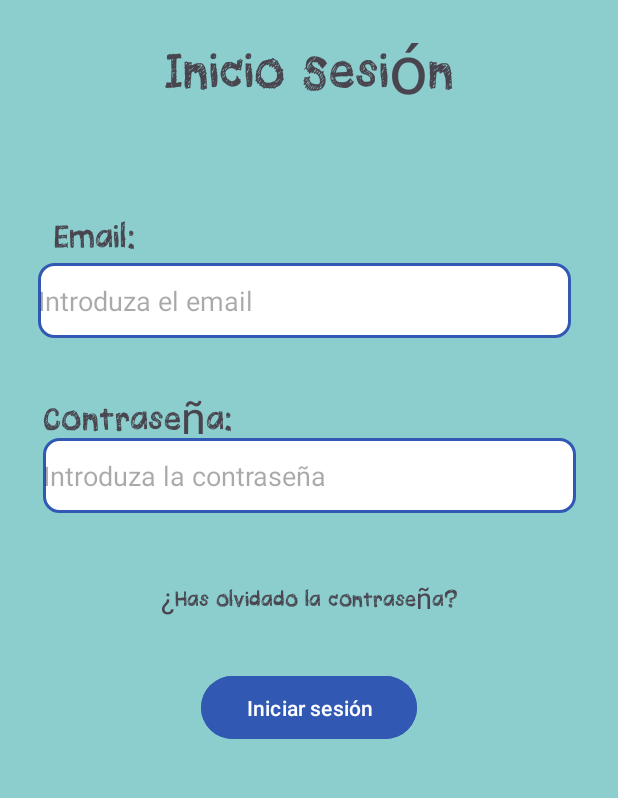
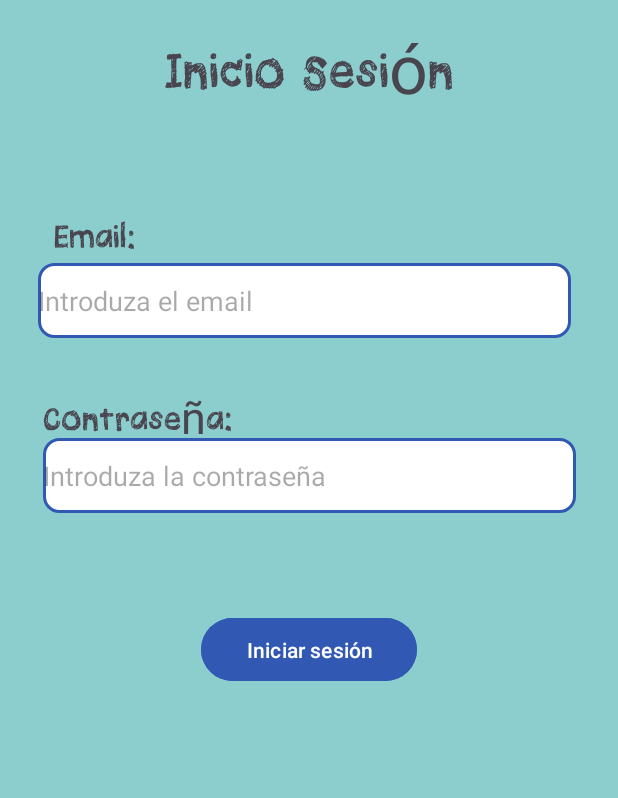
Before and after one commit to Rickytovfer1/2DAM-PMDM-P1, an Android app: the InicioSesionActivity screen opened directly, with no data from a screen before it, on a phone screen of 412 x 824 dp, the part 259-1057 px from its top. Run offline under Robolectric (Android 15) with nearby library versions, the phone set to English and light mode, and no system bars.

Commit message:
subida de pantallas terminada

```diff
--- a/Proyecto-Kotlin-T1/app/src/main/res/layout/activity_inicio_sesion.xml
+++ b/Proyecto-Kotlin-T1/app/src/main/res/layout/activity_inicio_sesion.xml
@@ -87,19 +87,6 @@
         app:layout_constraintVertical_bias="0.6"
         tools:ignore="MissingConstraints" />
 
-    <TextView
-        android:id="@+id/txtOlvidoContrasena"
-        android:layout_width="wrap_content"
-        android:layout_height="wrap_content"
-        android:fontFamily="@font/fuente_titulo"
-        android:text="@string/olvidarContrasena"
-        android:textSize="19sp"
-        app:layout_constraintBottom_toBottomOf="parent"
-        app:layout_constraintEnd_toEndOf="parent"
-        app:layout_constraintHorizontal_bias="0.5"
-        app:layout_constraintStart_toStartOf="parent"
-        app:layout_constraintTop_toTopOf="parent"
-        app:layout_constraintVertical_bias="0.7" />
 
     <Button
         android:id="@+id/botonIniciarSesionn"
@@ -112,7 +99,7 @@
         app:layout_constraintHorizontal_bias="0.5"
         app:layout_constraintStart_toStartOf="parent"
         app:layout_constraintTop_toTopOf="parent"
-        app:layout_constraintVertical_bias="0.8"
+        app:layout_constraintVertical_bias="0.75"
         tools:ignore="MissingConstraints" />
 
 </androidx.constraintlayout.widget.ConstraintLayout>
--- a/Proyecto-Kotlin-T1/app/src/main/res/values/strings.xml
+++ b/Proyecto-Kotlin-T1/app/src/main/res/values/strings.xml
@@ -36,6 +36,7 @@
     <string name="fotoAjustes">Foto de ajustes</string>
     <string name="fotoNotas">Foto de notas</string>
     <string name="fondoNotas">Fondo de notas</string>
+    <string name="moodHoy">Estado de ánimo:</string>
     <string name="botonMalo">He tenido un mal dia</string>
     <string name="botonMedio">He tenido un dia normal</string>
     <string name="botonBueno">He tenido un gran dia</string>
```
Also changed, not shown: Proyecto-Kotlin-T1/app/src/main/res/layout/activity_notas.xml (+13 -0 lines).
